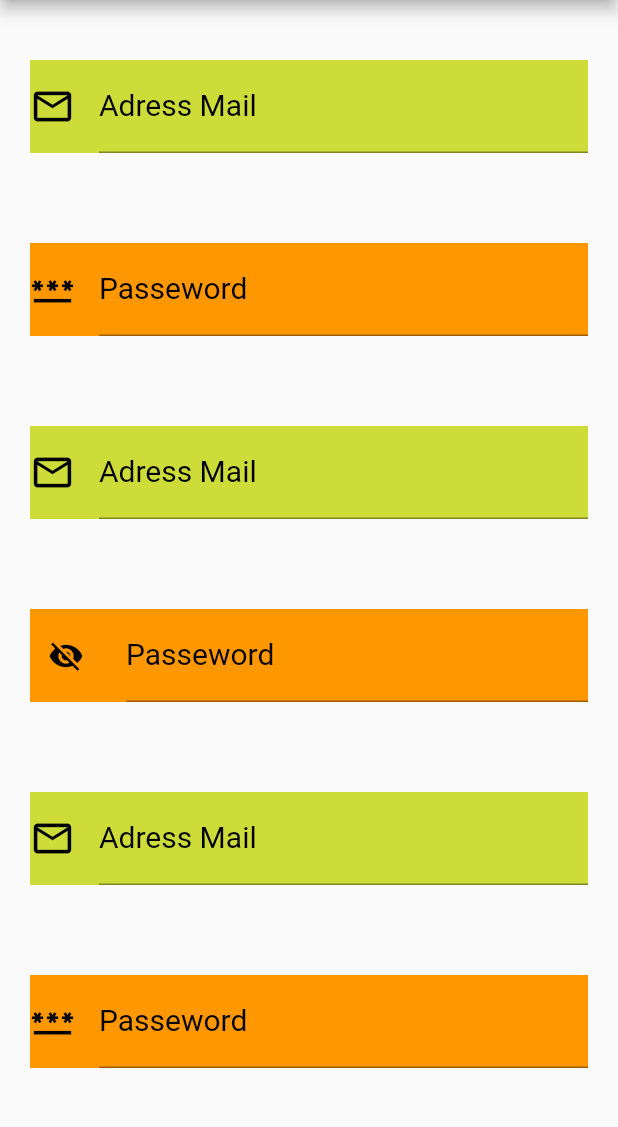
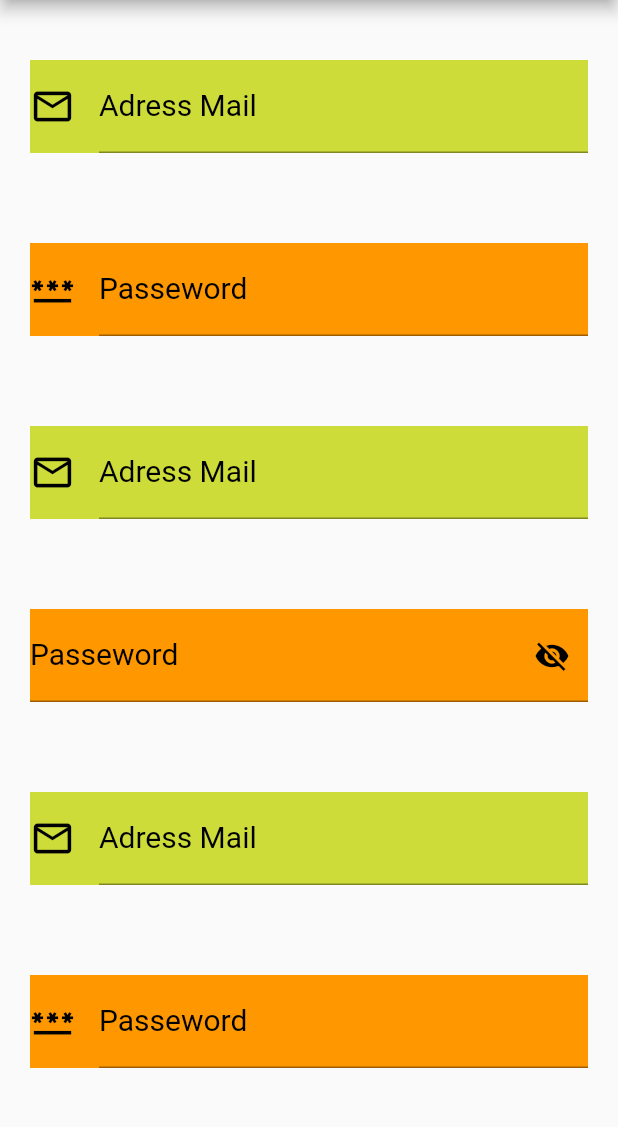
Before and after one commit to Devsaci/flutter2basicv2, a Flutter app: the screen it shows after launch, on a phone screen of 412 x 824 dp, the part 84-1211 px from its top. Run offline on Flutter 3.47's test engine with Material 2 defaults, Android fonts, the phone set to English and light mode, and no system bars.

Commit message:
suffixIcon

```diff
--- a/lib/myHomePage.dart
+++ b/lib/myHomePage.dart
@@ -100,7 +100,7 @@ class _MyHomePageState extends State<MyHomePage> {
                 color: Colors.orange,
                 child: TextField(
                   decoration: InputDecoration(
-                      icon: IconButton(
+                      suffixIcon: IconButton(
                         icon: Icon(
                           passwordVisible? Icons.visibility_off: Icons.visibility,
                           color: Colors.black,
```
